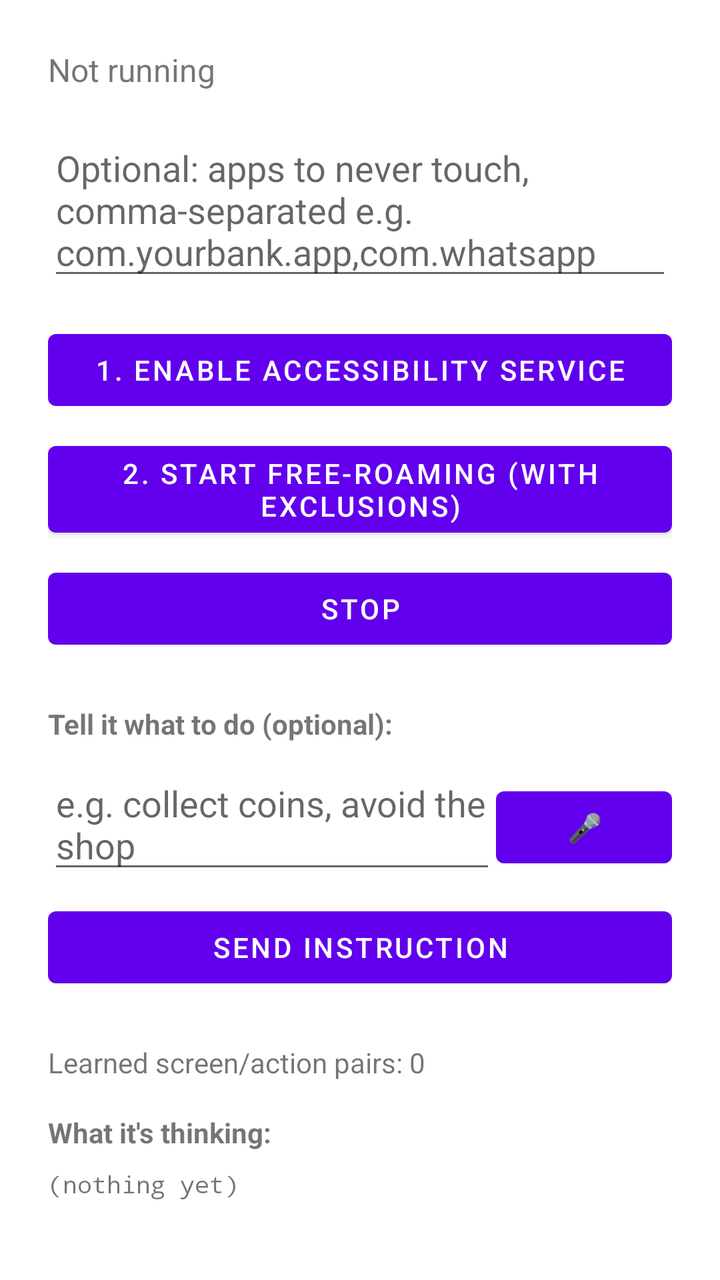
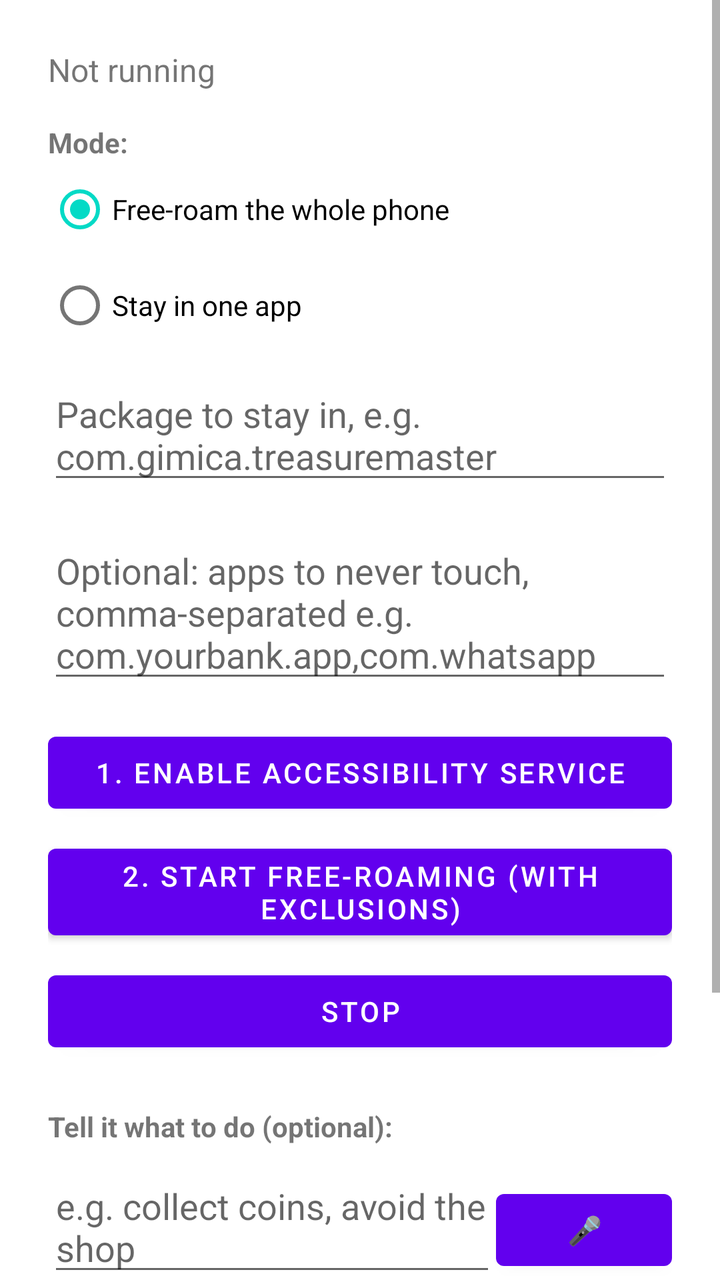

Before-and-after screenshots of an Android layout around one commit, followed by the original layout XML and the change that was made.
<!-- AndroidManifest.xml: application theme Theme.GameAgent -->
<!-- res/layout/activity_main.xml -->
<?xml version="1.0" encoding="utf-8"?>
<ScrollView xmlns:android="http://schemas.android.com/apk/res/android"
    android:layout_width="match_parent"
    android:layout_height="match_parent">

<LinearLayout
    android:layout_width="match_parent"
    android:layout_height="wrap_content"
    android:orientation="vertical"
    android:padding="24dp">

    <TextView
        android:id="@+id/statusText"
        android:layout_width="match_parent"
        android:layout_height="wrap_content"
        android:textSize="16sp"
        android:text="Not running" />

    <EditText
        android:id="@+id/packageInput"
        android:layout_width="match_parent"
        android:layout_height="wrap_content"
        android:layout_marginTop="16dp"
        android:hint="Optional: apps to never touch, comma-separated e.g. com.yourbank.app,com.whatsapp" />

    <Button
        android:id="@+id/enableAccessibilityButton"
        android:layout_width="match_parent"
        android:layout_height="wrap_content"
        android:layout_marginTop="16dp"
        android:text="1. Enable Accessibility Service" />

    <Button
        android:id="@+id/startButton"
        android:layout_width="match_parent"
        android:layout_height="wrap_content"
        android:layout_marginTop="8dp"
        android:text="2. Start free-roaming (with exclusions)" />

    <Button
        android:id="@+id/stopButton"
        android:layout_width="match_parent"
        android:layout_height="wrap_content"
        android:layout_marginTop="8dp"
        android:text="Stop" />

    <TextView
        android:layout_width="match_parent"
        android:layout_height="wrap_content"
        android:layout_marginTop="24dp"
        android:text="Tell it what to do (optional):"
        android:textStyle="bold" />

    <LinearLayout
        android:layout_width="match_parent"
        android:layout_height="wrap_content"
        android:orientation="horizontal"
        android:layout_marginTop="8dp">

        <EditText
            android:id="@+id/instructionInput"
            android:layout_width="0dp"
            android:layout_height="wrap_content"
            android:layout_weight="1"
            android:hint="e.g. collect coins, avoid the shop" />

        <Button
            android:id="@+id/micButton"
            android:layout_width="wrap_content"
            android:layout_height="wrap_content"
            android:text="🎤" />
    </LinearLayout>

    <Button
        android:id="@+id/sendInstructionButton"
        android:layout_width="match_parent"
        android:layout_height="wrap_content"
        android:layout_marginTop="8dp"
        android:text="Send instruction" />

    <TextView
        android:id="@+id/learnedCountText"
        android:layout_width="match_parent"
        android:layout_height="wrap_content"
        android:layout_marginTop="24dp"
        android:text="Learned screen/action pairs: 0" />

    <TextView
        android:layout_width="match_parent"
        android:layout_height="wrap_content"
        android:layout_marginTop="16dp"
        android:text="What it's thinking:"
        android:textStyle="bold" />

    <TextView
        android:id="@+id/thoughtLogText"
        android:layout_width="match_parent"
        android:layout_height="wrap_content"
        android:layout_marginTop="8dp"
        android:fontFamily="monospace"
        android:textSize="12sp"
        android:text="(nothing yet)" />

</LinearLayout>
</ScrollView>
<!-- resources referenced by this layout -->
<resources>
  <style name="Theme.GameAgent" parent="Theme.MaterialComponents.DayNight.NoActionBar" />
</resources>

<!-- the commit's change to res/layout/activity_main.xml (unified diff, before → after) -->
@@ -15,6 +15,40 @@
         android:layout_height="wrap_content"
         android:textSize="16sp"
         android:text="Not running" />
+
+    <TextView
+        android:layout_width="match_parent"
+        android:layout_height="wrap_content"
+        android:layout_marginTop="16dp"
+        android:text="Mode:"
+        android:textStyle="bold" />
+
+    <RadioGroup
+        android:id="@+id/modeGroup"
+        android:layout_width="match_parent"
+        android:layout_height="wrap_content"
+        android:orientation="vertical">
+
+        <RadioButton
+            android:id="@+id/freeRoamRadio"
+            android:layout_width="match_parent"
+            android:layout_height="wrap_content"
+            android:text="Free-roam the whole phone"
+            android:checked="true" />
+
+        <RadioButton
+            android:id="@+id/stayInAppRadio"
+            android:layout_width="match_parent"
+            android:layout_height="wrap_content"
+            android:text="Stay in one app" />
+    </RadioGroup>
+
+    <EditText
+        android:id="@+id/focusPackageInput"
+        android:layout_width="match_parent"
+        android:layout_height="wrap_content"
+        android:layout_marginTop="8dp"
+        android:hint="Package to stay in, e.g. com.gimica.treasuremaster" />
 
     <EditText
         android:id="@+id/packageInput"
